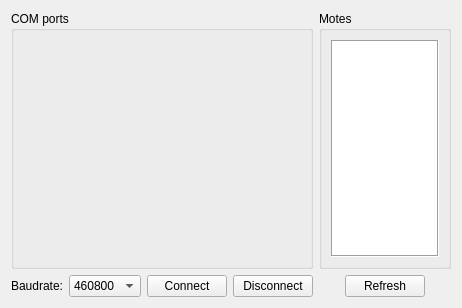
Before: the Qt Designer form tinyos-2.x/trunk/support/cpp/TestShimmer/src/ConnectWidget.ui in baharev/szte-wsn-code, drawn with Qt 5.
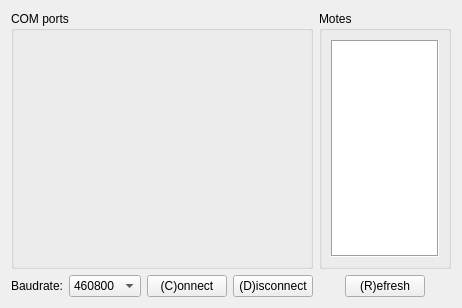
After: the same form once the commit is applied.

```diff
--- a/tinyos-2.x/trunk/support/cpp/TestShimmer/src/ConnectWidget.ui
+++ b/tinyos-2.x/trunk/support/cpp/TestShimmer/src/ConnectWidget.ui
@@ -58,7 +58,10 @@
       <item>
        <widget class="QPushButton" name="refreshButton">
         <property name="text">
-         <string>Refresh</string>
+         <string>(R)efresh</string>
+        </property>
+        <property name="shortcut">
+         <string>R</string>
         </property>
        </widget>
       </item>
@@ -126,14 +129,20 @@
       <item>
        <widget class="QPushButton" name="connectButton">
         <property name="text">
-         <string>Connect</string>
+         <string>(C)onnect</string>
+        </property>
+        <property name="shortcut">
+         <string>C</string>
         </property>
        </widget>
       </item>
       <item>
        <widget class="QPushButton" name="disconnectButton">
         <property name="text">
-         <string>Disconnect</string>
+         <string>(D)isconnect</string>
+        </property>
+        <property name="shortcut">
+         <string>D</string>
         </property>
        </widget>
       </item>
```
